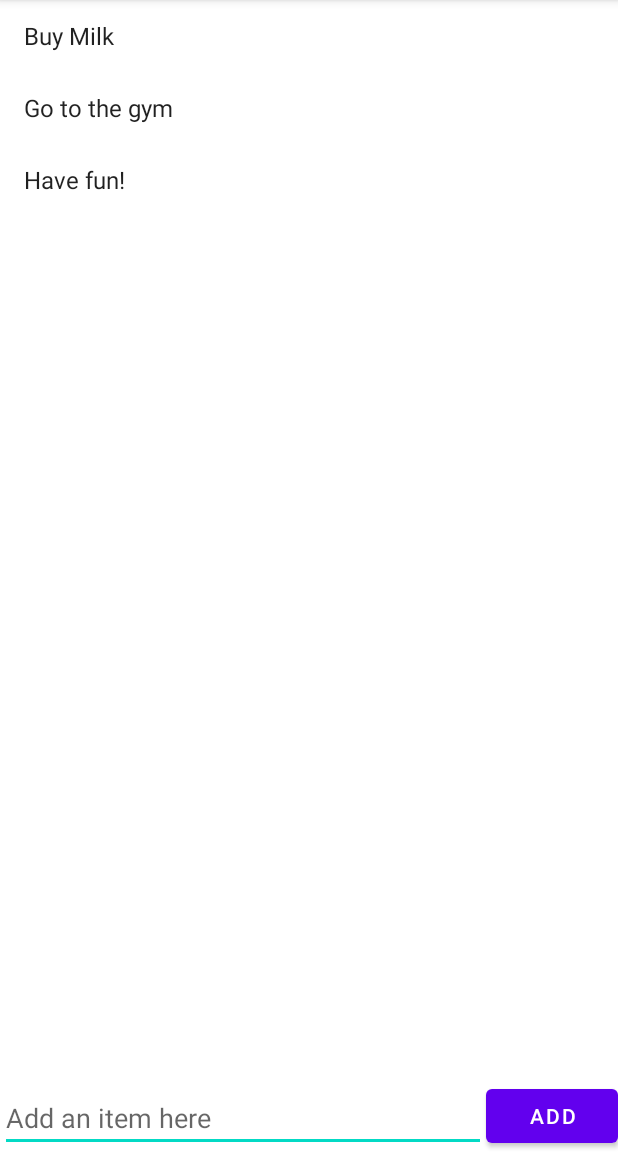
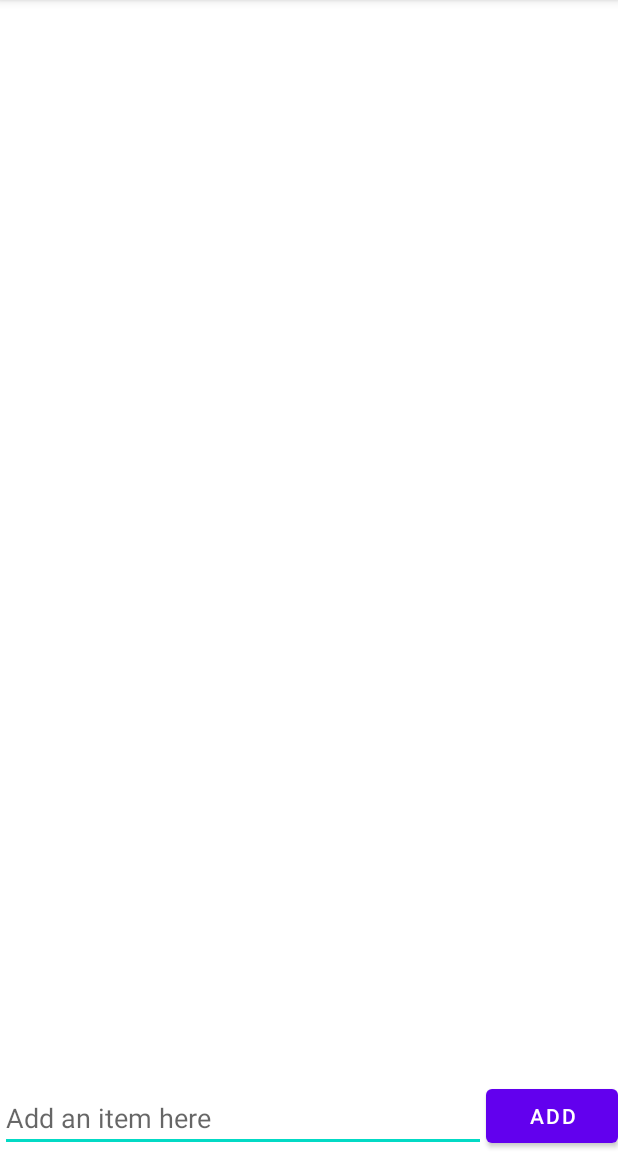
Before and after one commit to Obaloluwa123/obaloluwa, an Android app: the screen it shows after launch (MainActivity), after a tap on "ADD", on a phone screen of 412 x 824 dp, the part 84-1236 px from its top. Run offline under Robolectric (Android 15) with nearby library versions, the phone set to English and light mode, and no system bars.

Commit message:
SimpleTodo

```diff
--- a/app/src/main/java/com/codepath/obaloluwa/simpletodo/MainActivity.java
+++ b/app/src/main/java/com/codepath/obaloluwa/simpletodo/MainActivity.java
@@ -39,10 +39,6 @@ public class MainActivity extends AppCompatActivity {
         rvitems = findViewById(R.id.rvitems);
 
         loadItems();
-        items = new ArrayList<>();
-        items.add("Buy Milk");
-        items.add("Go to the gym");
-        items.add("Have fun!");
 
         itemsAdapter.OnLongClickListener onLongClickListener = new itemsAdapter.OnLongClickListener() {
             @Override
@@ -76,8 +72,7 @@ public class MainActivity extends AppCompatActivity {
         });
     }
 
-    private File getDataFile() {
-        return new File(getFilesDir(), "data.txt");
+    private File getDataFile() { return new File(getFilesDir(), "data.txt");
     }
 
     // This function will load items by reading every line of the data file
```
